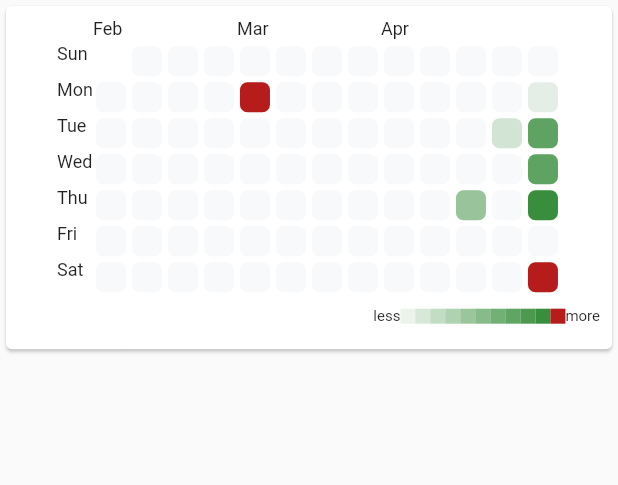
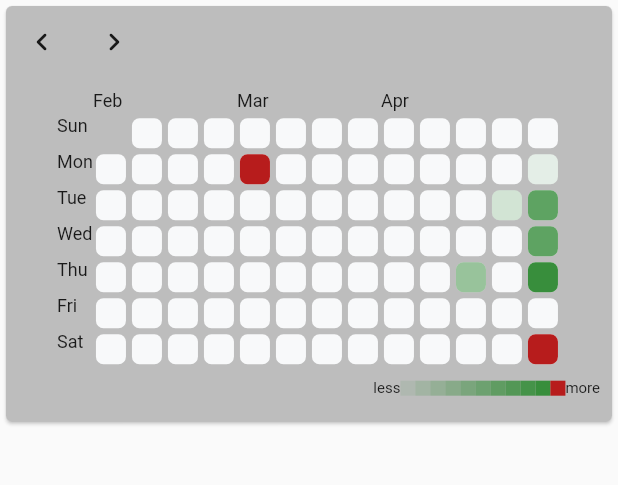
Before and after one commit to Paleho/ExpenseTracker, a Flutter app: the screen it shows after launch, on a phone screen of 412 x 824 dp, the part 24-509 px from its top. Run offline on Flutter 3.47's test engine with Material 2 defaults, Android fonts, the phone set to English and light mode, and no system bars; drawn by our look-alikes of flutter_heatmap_calendar.

Commit message:
Add back and forward buttons in HeatMapCard

```diff
--- /dev/null
+++ b/lib/HeatMapCard.dart
@@ -0,0 +1,62 @@
+import 'package:flutter/material.dart';
+
+import 'WrappedHeatMap.dart';
+
+class HeatMapCard extends StatefulWidget {
+  const HeatMapCard({super.key});
+
+  @override
+  State<HeatMapCard> createState() => _HeatMapCardState();
+}
+
+class _HeatMapCardState extends State<HeatMapCard> {
+  DateTime currentEndDate = DateTime.now();
+
+  @override
+  Widget build(BuildContext context) {
+    return Card(
+      color: Colors.grey.shade400,
+      child: Column(
+        children: [
+          Row(
+            children: [
+              IconButton(
+                onPressed: () {
+                  setState(() {
+                    currentEndDate =
+                        moveTime(initialDate: currentEndDate, months: -3);
+                  });
+                },
+                splashRadius: 15,
+                icon: const Icon(Icons.keyboard_arrow_left_rounded),
+              ),
+              IconButton(
+                onPressed: () {
+                  setState(() {
+                    currentEndDate =
+                        moveTime(initialDate: currentEndDate, months: 3);
+                  });
+                },
+                splashRadius: 15,
+                icon: const Icon(Icons.keyboard_arrow_right_rounded),
+              ),
+            ],
+          ),
+          Padding(
+            padding: const EdgeInsets.all(8.0),
+            child: WrappedHeatMap(endDate: currentEndDate),
+          ),
+        ],
+      ),
+    );
+  }
+}
+
+DateTime moveTime(
+    {required DateTime initialDate,
+    int years = 0,
+    int months = 0,
+    int days = 0}) {
+  return DateTime(initialDate.year + years, initialDate.month + months,
+      initialDate.day + days);
+}
--- a/lib/MyHomePage.dart
+++ b/lib/MyHomePage.dart
@@ -1,8 +1,6 @@
 import 'package:flutter/material.dart';
-import 'package:flutter_heatmap_calendar/flutter_heatmap_calendar.dart';
 
-import 'WrappedHeatMap.dart';
-import 'heatmap_example.dart';
+import 'HeatMapCard.dart';
 
 class MyHomePage extends StatefulWidget {
   const MyHomePage({super.key, required this.title});
@@ -19,7 +17,7 @@ class _MyHomePageState extends State<MyHomePage> {
       body: Column(
         children: [
           Center(child: Text('Expense Tracker App')),
-          WrappedHeatMap(endDate: DateTime.now()),
+          HeatMapCard(),
         ],
       ),
       // body: HeatMapExample(),
--- a/lib/WrappedHeatMap.dart
+++ b/lib/WrappedHeatMap.dart
@@ -27,10 +27,7 @@ class WrappedHeatMap extends StatelessWidget {
   Widget build(BuildContext context) {
     DateTime startDate = DateTime(endDate.year, endDate.month - 3, endDate.day);
 
-    return Card(
-      child: Padding(
-        padding: const EdgeInsets.all(8.0),
-        child: HeatMap(
+    return HeatMap(
       datasets: {
         DateTime(2023, 5, 1): 1,
         DateTime(2023, 5, 2): 8,
@@ -47,8 +44,6 @@ class WrappedHeatMap extends StatelessWidget {
       colorMode: ColorMode.color,
       scrollable: true,
       colorsets: myColorSet!,
-        ),
-      ),
     );
   }
 }
```
Lines whose indentation alone changed are shown as unchanged.
